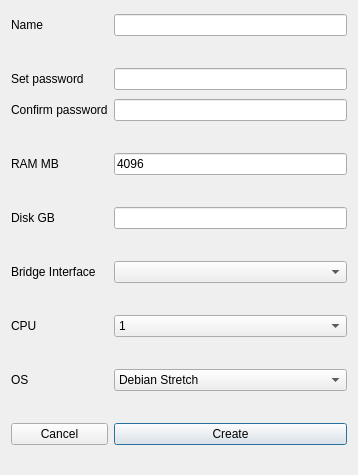
Above: DlgCreatePeer.ui from subutai-io/control-center before the change. Below: the same form after it.
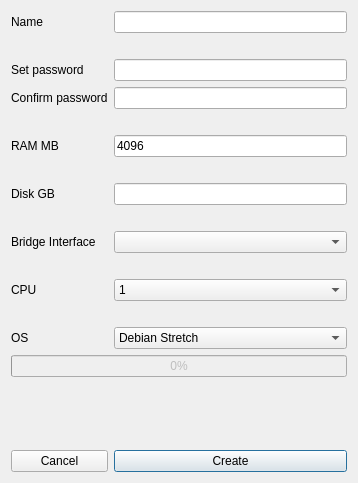
That is the form after the change.

What changed in the file:
```diff
--- a/DlgCreatePeer.ui
+++ b/DlgCreatePeer.ui
@@ -7,13 +7,20 @@
     <x>0</x>
     <y>0</y>
     <width>358</width>
-    <height>475</height>
+    <height>483</height>
    </rect>
   </property>
   <property name="windowTitle">
    <string>Dialog</string>
   </property>
   <layout class="QGridLayout" name="gridLayout">
+   <item row="15" column="0" rowspan="2" colspan="2">
+    <widget class="QLabel" name="lbl_err_os">
+     <property name="text">
+      <string/>
+     </property>
+    </widget>
+   </item>
    <item row="3" column="0">
     <widget class="QLabel" name="lbl_pass_confirm">
      <property name="toolTip">
@@ -34,7 +41,7 @@
      </property>
     </widget>
    </item>
-   <item row="15" column="0">
+   <item row="17" column="0">
     <widget class="QPushButton" name="btn_cancel">
      <property name="focusPolicy">
       <enum>Qt::NoFocus</enum>
@@ -211,38 +218,6 @@
      </property>
     </widget>
    </item>
-   <item row="14" column="0" colspan="2">
-    <widget class="QLabel" name="lbl_err_os">
-     <property name="sizePolicy">
-      <sizepolicy hsizetype="Preferred" vsizetype="Fixed">
-       <horstretch>0</horstretch>
-       <verstretch>0</verstretch>
-      </sizepolicy>
-     </property>
-     <property name="text">
-      <string/>
-     </property>
-     <property name="alignment">
-      <set>Qt::AlignRight|Qt::AlignTrailing|Qt::AlignVCenter</set>
-     </property>
-    </widget>
-   </item>
-   <item row="1" column="0" colspan="2">
-    <widget class="QLabel" name="lbl_err_name">
-     <property name="sizePolicy">
-      <sizepolicy hsizetype="Expanding" vsizetype="Fixed">
-       <horstretch>0</horstretch>
-       <verstretch>0</verstretch>
-      </sizepolicy>
-     </property>
-     <property name="text">
-      <string/>
-     </property>
-     <property name="alignment">
-      <set>Qt::AlignRight|Qt::AlignTrailing|Qt::AlignVCenter</set>
-     </property>
-    </widget>
-   </item>
    <item row="7" column="1">
     <widget class="QLineEdit" name="le_disk"/>
    </item>
@@ -255,7 +230,23 @@
      </item>
     </widget>
    </item>
-   <item row="15" column="1">
+   <item row="1" column="0" colspan="2">
+    <widget class="QLabel" name="lbl_err_name">
+     <property name="sizePolicy">
+      <sizepolicy hsizetype="Expanding" vsizetype="Fixed">
+       <horstretch>0</horstretch>
+       <verstretch>0</verstretch>
+      </sizepolicy>
+     </property>
+     <property name="text">
+      <string/>
+     </property>
+     <property name="alignment">
+      <set>Qt::AlignRight|Qt::AlignTrailing|Qt::AlignVCenter</set>
+     </property>
+    </widget>
+   </item>
+   <item row="17" column="1">
     <widget class="QPushButton" name="btn_create">
      <property name="toolTip">
       <string>Start building your Peer</string>
@@ -320,6 +311,16 @@
      </property>
     </widget>
    </item>
+   <item row="14" column="0" colspan="2">
+    <widget class="QProgressBar" name="pb_peer">
+     <property name="enabled">
+      <bool>false</bool>
+     </property>
+     <property name="value">
+      <number>0</number>
+     </property>
+    </widget>
+   </item>
   </layout>
  </widget>
  <tabstops>
```
Left out of the diff: 20 changed lines with no effect on the pictures.
